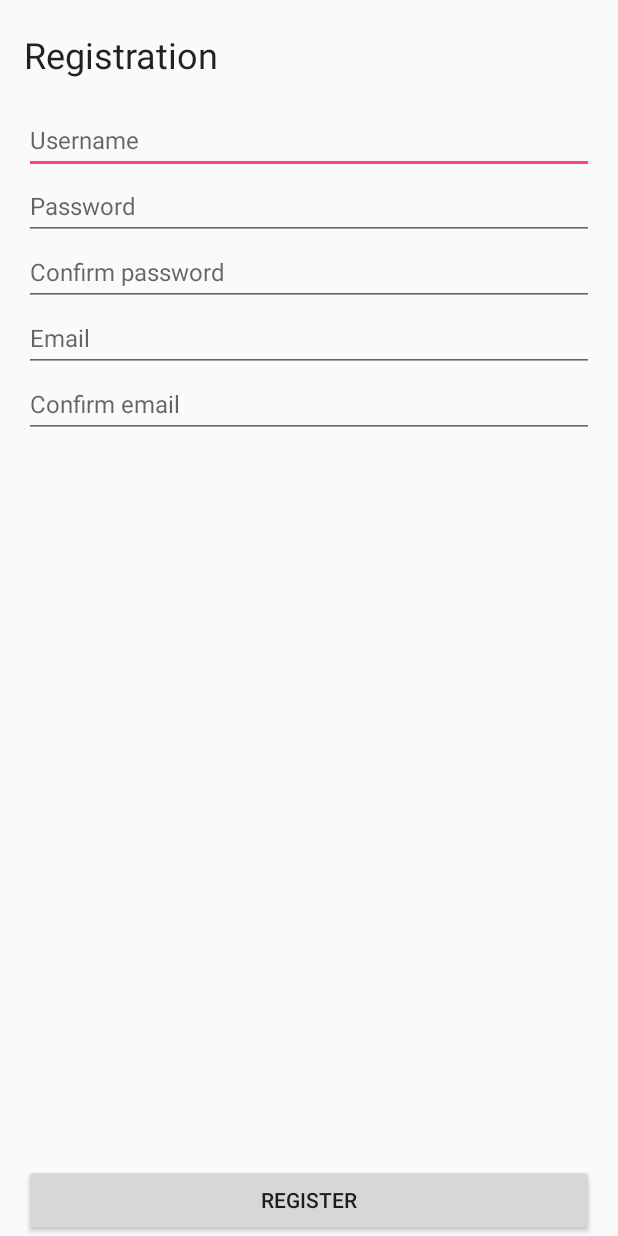
After one commit to DimaMukhin/intern.apply-android, an Android app: the layout activity_register.xml on its own in the app's theme, with its tools: preview values and no code run, on a phone screen of 412 x 824 dp. The commit adds this screen. Run offline under Robolectric (Android 15) with nearby library versions, the phone set to English and light mode, and no system bars.

Commit message:
registration view completed

```diff
--- a/app/build.gradle
+++ b/app/build.gradle
@@ -37,4 +37,5 @@ dependencies {
     compile 'io.reactivex.rxjava2:rxandroid:2.0.1'
     compile 'com.jakewharton.retrofit:retrofit2-rxjava2-adapter:1.0.0'
     implementation 'com.google.android.gms:play-services-maps:11.8.0'
+    implementation 'com.android.support:gridlayout-v7:26.1.0'
 }
--- /dev/null
+++ b/app/src/main/res/layout/activity_register.xml
@@ -0,0 +1,79 @@
+<?xml version="1.0" encoding="utf-8"?>
+<RelativeLayout xmlns:android="http://schemas.android.com/apk/res/android"
+    android:layout_width="match_parent"
+    android:layout_height="match_parent"
+    android:paddingLeft="16dp"
+    android:paddingRight="16dp">
+
+    <TextView
+        android:id="@+id/tvSendUsAMessage"
+        android:layout_width="match_parent"
+        android:layout_height="wrap_content"
+        android:layout_alignParentStart="true"
+        android:layout_alignParentTop="true"
+        android:paddingBottom="5dp"
+        android:paddingTop="20dp"
+        android:text="@string/register_header"
+        android:textAppearance="@style/TextAppearance.AppCompat.Body1"
+        android:textSize="24sp" />
+
+    <EditText
+        android:id="@+id/editText6"
+        android:layout_width="match_parent"
+        android:layout_height="wrap_content"
+        android:layout_alignParentStart="true"
+        android:layout_below="@+id/tvSendUsAMessage"
+        android:layout_marginTop="14dp"
+        android:hint="@string/username_label"
+        android:paddingBottom="12dp"
+        android:textSize="16sp" />
+
+    <EditText
+        android:id="@+id/editText5"
+        android:layout_width="match_parent"
+        android:layout_height="wrap_content"
+        android:layout_alignParentStart="true"
+        android:layout_below="@+id/editText6"
+        android:hint="@string/password_label"
+        android:paddingBottom="12dp"
+        android:textSize="16sp" />
+
+    <EditText
+        android:id="@+id/editText4"
+        android:layout_width="match_parent"
+        android:layout_height="wrap_content"
+        android:layout_alignParentStart="true"
+        android:layout_below="@+id/editText5"
+        android:hint="@string/password_confirm_label"
+        android:paddingBottom="12dp"
+        android:textSize="16sp" />
+
+    <EditText
+        android:id="@+id/editText3"
+        android:layout_width="match_parent"
+        android:layout_height="wrap_content"
+        android:layout_alignParentStart="true"
+        android:layout_below="@+id/editText4"
+        android:hint="@string/email_label"
+        android:paddingBottom="12dp"
+        android:textSize="16sp" />
+
+    <EditText
+        android:id="@+id/editText2"
+        android:layout_width="match_parent"
+        android:layout_height="wrap_content"
+        android:layout_alignParentStart="true"
+        android:layout_below="@+id/editText3"
+        android:hint="@string/email_confirm_label"
+        android:paddingBottom="12dp"
+        android:textSize="16sp" />
+
+    <Button
+        android:layout_width="match_parent"
+        android:layout_height="wrap_content"
+        android:layout_alignParentBottom="true"
+        android:layout_alignParentStart="true"
+        android:text="@string/register_button"
+        android:id="@+id/button2" />
+
+</RelativeLayout>
--- a/app/src/main/res/values/strings.xml
+++ b/app/src/main/res/values/strings.xml
@@ -16,4 +16,15 @@
     <string name="title">Title</string>
     <string name="message">Message</string>
     <string name="send">Send</string>
+
+    <string name="register_header">Registration</string>
+    <string name="username_label">Username</string>
+    <string name="password_label">Password</string>
+    <string name="password_confirm_label">Confirm password</string>
+    <string name="email_label">Email</string>
+    <string name="email_confirm_label">Confirm email</string>
+    <string name="register_button">Register</string>
+
+
+
 </resources>
```
